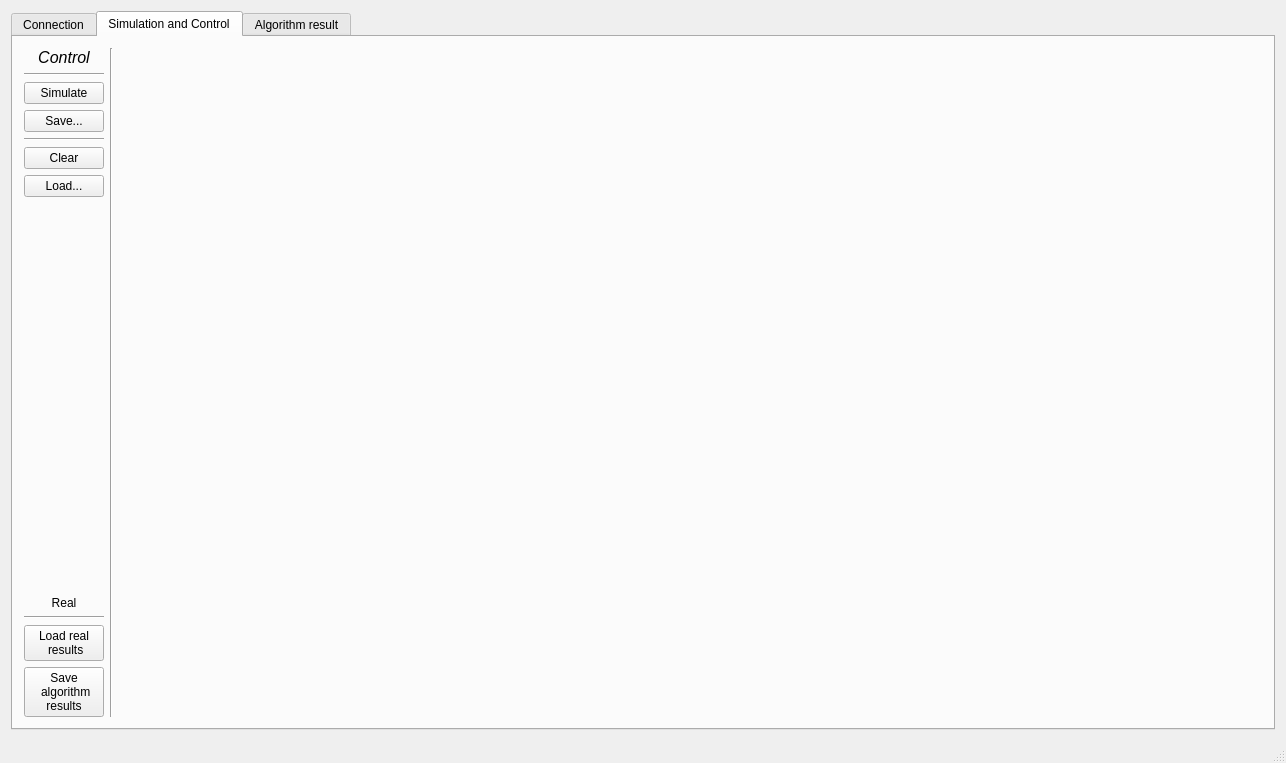
Before: the Qt Designer form mainwindow.ui in dkoszkul/master-thesis, drawn with Qt 5.
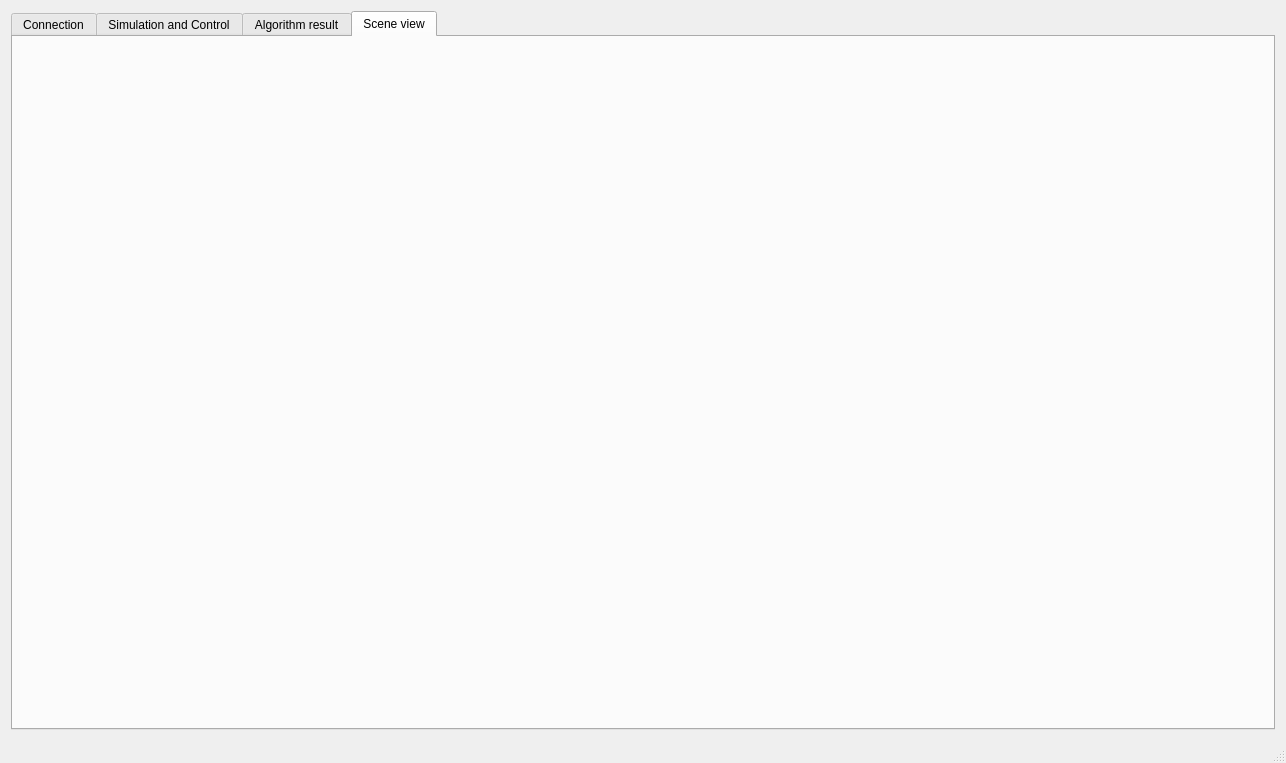
After: the same form once the commit is applied. The open tabs and pages were chosen to show the change.

Commit message: scene view

What changed in the file:
```diff
--- a/mainwindow.ui
+++ b/mainwindow.ui
@@ -259,6 +259,16 @@
         </item>
        </layout>
       </widget>
+      <widget class="QWidget" name="scene">
+       <attribute name="title">
+        <string>Scene view</string>
+       </attribute>
+       <layout class="QVBoxLayout" name="verticalLayout_5">
+        <item>
+         <layout class="QVBoxLayout" name="sceneVerticalLayout"/>
+        </item>
+       </layout>
+      </widget>
      </widget>
     </item>
    </layout>
```
The commit also changes 4 other files.
